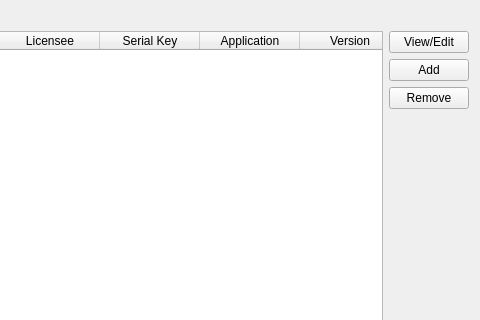
Above: Source/ZELNLauncher/ZELNLicenseManagerDialog.ui from orcun-gokbulut/ze before the change; both pictures show x 212 to 692 and y 0 to 320 of the 692 by 424 pixel window. Below: the same form after it.
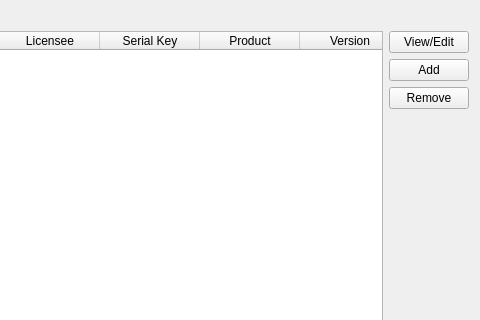
That is the form after the change. Icons and pictures are not drawn.

Diff of the .ui file:
```diff
--- a/Source/ZELNLauncher/ZELNLicenseManagerDialog.ui
+++ b/Source/ZELNLauncher/ZELNLicenseManagerDialog.ui
@@ -63,7 +63,7 @@
        </column>
        <column>
         <property name="text">
-         <string>Application</string>
+         <string>Product</string>
         </property>
        </column>
        <column>
```
